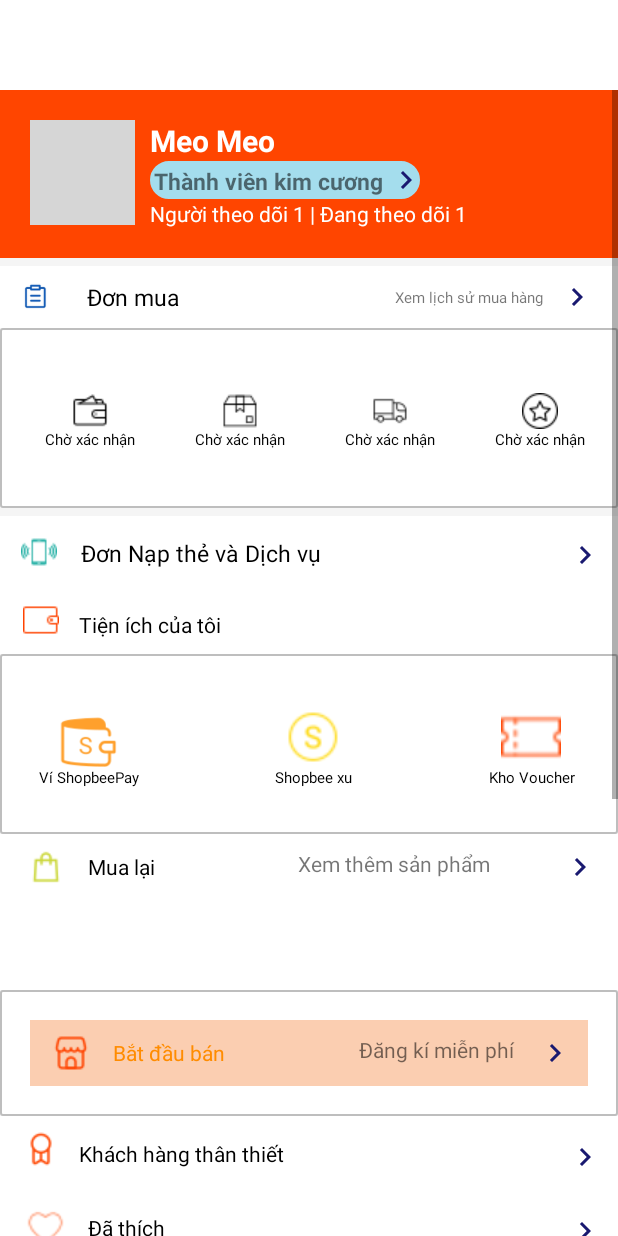
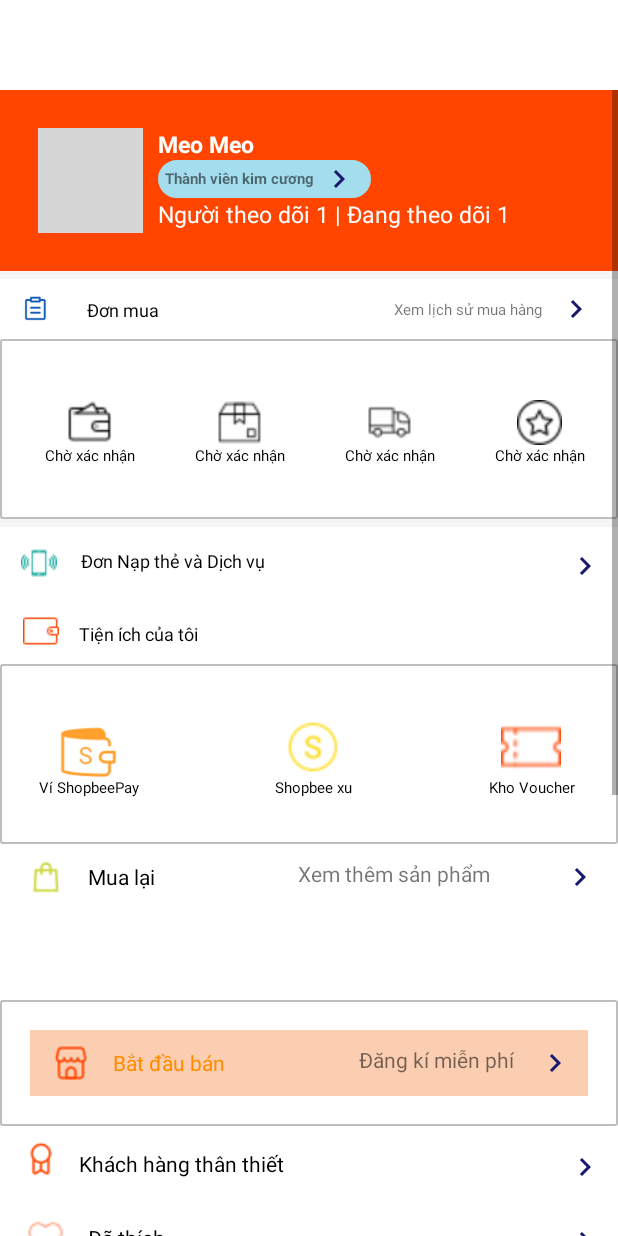
Before and after one commit to Hoang-Sanggg/Shopbee, an Android app: the fragment ProfileFragment shown on its own in the app's theme, on a phone screen of 412 x 824 dp. Run offline under Robolectric (Android 15) with nearby library versions, the phone set to English and light mode, and no system bars; our stand-ins replace CircleImageView; grey boxes are pictures that could not be loaded.

Commit message:
căn chỉnh lại profile

```diff
--- a/Shopbee/app/src/main/res/drawable-v24/profile_rd_ranking.xml
+++ b/Shopbee/app/src/main/res/drawable-v24/profile_rd_ranking.xml
@@ -14,6 +14,6 @@
         android:radius="100dp" />
 
     <size
-        android:width="50dp"
+        android:width="100dp"
         android:height="5dp" />
 </shape>
--- a/Shopbee/app/src/main/res/layout/fragment_profile.xml
+++ b/Shopbee/app/src/main/res/layout/fragment_profile.xml
@@ -1,16 +1,15 @@
 <?xml version="1.0" encoding="utf-8"?>
 <FrameLayout xmlns:android="http://schemas.android.com/apk/res/android"
+    xmlns:app="http://schemas.android.com/apk/res-auto"
     xmlns:tools="http://schemas.android.com/tools"
     android:layout_width="match_parent"
     android:layout_height="match_parent"
     tools:context=".fragment.ProfileFragment"
     android:layout_marginTop="60dp">
-    <ScrollView xmlns:android="http://schemas.android.com/apk/res/android"
-        xmlns:tools="http://schemas.android.com/tools"
+    <ScrollView
         android:layout_width="match_parent"
 
         android:layout_height="match_parent"
-        xmlns:app="http://schemas.android.com/apk/res-auto"
         tools:context=".MainActivity"
         android:background="#bebebe"
         android:orientation="vertical">
@@ -29,7 +28,7 @@
                 android:layout_height="wrap_content"
                 android:orientation="vertical">
                 <LinearLayout
-                    android:layout_margin="20dp"
+                    android:layout_margin="25dp"
                     android:layout_width="match_parent"
                     android:layout_height="wrap_content"
                     android:orientation="horizontal">
@@ -50,25 +49,26 @@
                             android:id="@+id/profile_username"
                             android:layout_width="match_parent"
                             android:layout_height="wrap_content"
-                            android:textSize="20dp"
+                            android:textSize="15dp"
                             android:textStyle="bold"
                             android:textColor="#FFFF"
                             android:text="Meo Meo"/>
+
                         <LinearLayout
+                            android:layout_width="142dp"
+                            android:layout_height="25dp"
                             android:background="@drawable/profile_rd_ranking"
-                            android:layout_width="180dp"
-                            android:backgroundTint="#a4dded"
-                            android:layout_height="25dp"
-                            >
+                            android:backgroundTint="#a4dded">
 
                             <TextView
                                 android:id="@+id/profile_ranking"
-                                android:layout_width="180dp"
+                                android:layout_width="130dp"
                                 android:layout_height="wrap_content"
+                                android:drawableRight="@drawable/ic_baseline_keyboard_arrow_right_24"
+                                android:gravity="center"
                                 android:text="Thành viên kim cương "
-                                android:textStyle="bold"
-                                android:drawableRight="@drawable/ic_baseline_keyboard_arrow_right_24"
-                                android:textSize="15dp" />
+                                android:textSize="10dp"
+                                android:textStyle="bold" />
                         </LinearLayout>
                         <LinearLayout
                             android:layout_width="wrap_content"
@@ -76,12 +76,14 @@
                             android:orientation="horizontal"
                             >
                             <TextView
+                                android:textSize="15dp"
                                 android:textColor="#FFFF"
                                 android:id="@+id/profile_follower"
                                 android:layout_width="match_parent"
                                 android:layout_height="wrap_content"
                                 android:text="Người theo dõi 1 | "/>
                             <TextView
+                                android:textSize="15dp"
                                 android:textColor="#FFFF"
                                 android:id="@+id/profile_follow"
                                 android:layout_width="wrap_content"
@@ -276,7 +278,7 @@
                         android:layout_marginStart="24dp"
                         android:text="Đơn mua"
                         android:textColor="@color/black"
-                        android:textSize="15dp"
+                        android:textSize="12dp"
                         app:layout_constraintBottom_toBottomOf="parent"
                         app:layout_constraintStart_toEndOf="@+id/profile_img_bill"
                         app:layout_constraintTop_toTopOf="parent" />
@@ -313,8 +315,8 @@
 
                         <ImageView
                             android:id="@+id/profile_btn_wallet"
-                            android:layout_width="24dp"
-                            android:layout_height="24dp"
+                            android:layout_width="30dp"
+                            android:layout_height="30dp"
                             android:layout_marginTop="5dp"
                             android:background="@color/white"
                             android:src="@drawable/profile_wallet" />
@@ -336,8 +338,8 @@
 
                         <ImageView
                             android:id="@+id/profile_btn_shippingbox"
-                            android:layout_width="24dp"
-                            android:layout_height="24dp"
+                            android:layout_width="30dp"
+                            android:layout_height="30dp"
                             android:layout_marginTop="5dp"
                             android:background="@color/white"
                             android:src="@drawable/profile_package" />
@@ -359,8 +361,8 @@
 
                         <ImageView
                             android:id="@+id/profile_btn_truckShip"
-                            android:layout_width="24dp"
-                            android:layout_height="24dp"
+                            android:layout_width="30dp"
+                            android:layout_height="30dp"
                             android:layout_marginTop="5dp"
                             android:background="@color/white"
                             android:src="@drawable/profile_delivery_truck" />
@@ -383,8 +385,8 @@
 
                         <ImageView
                             android:id="@+id/profile_btn_medal"
-                            android:layout_width="24dp"
-                            android:layout_height="24dp"
+                            android:layout_width="30dp"
+                            android:layout_height="30dp"
                             android:layout_marginTop="5dp"
                             android:background="@color/white"
                             android:src="@drawable/profile_star" />
@@ -428,7 +430,7 @@
 
                         android:text="Đơn Nạp thẻ và Dịch vụ"
                         android:textColor="@color/black"
-                        android:textSize="15dp"
+                        android:textSize="12dp"
                         app:layout_constraintBottom_toBottomOf="parent"
                         app:layout_constraintEnd_toEndOf="parent"
                         app:layout_constraintHorizontal_bias="0.0"
@@ -455,6 +457,7 @@
                         android:layout_width="match_parent"
                         android:layout_height="wrap_content"
                         android:text="Tiện ích của tôi"
+                        android:textSize="12dp"
                         android:layout_marginTop="5dp"
                         android:layout_marginLeft="13dp"
                         android:textColor="@color/black"
```
